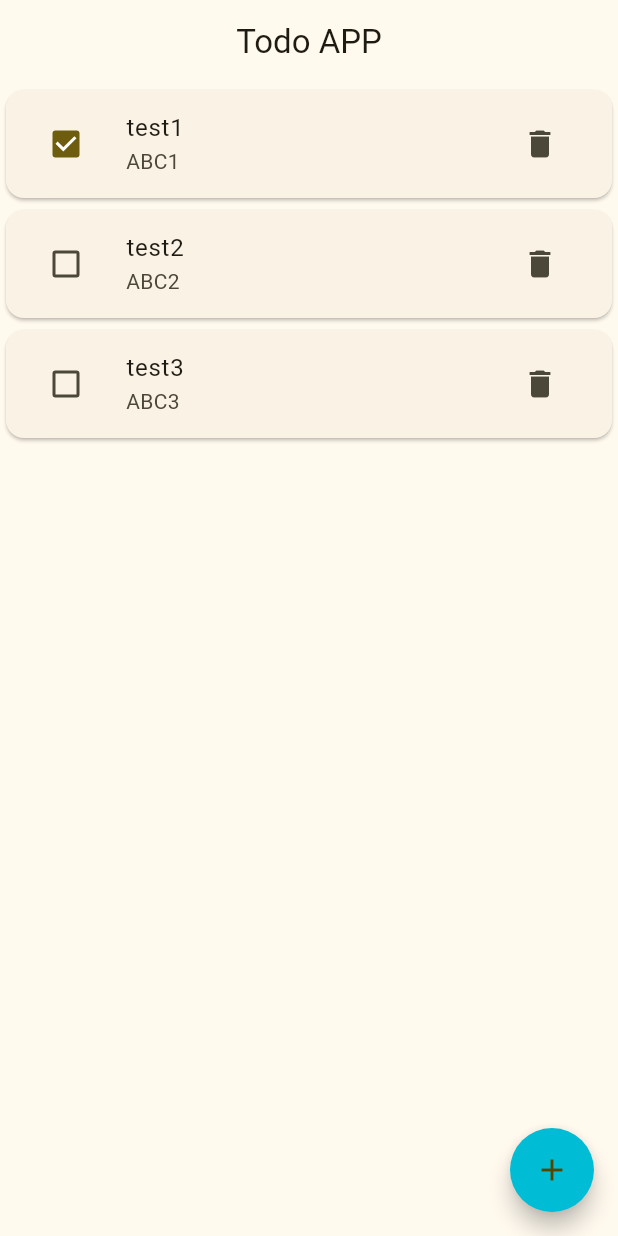
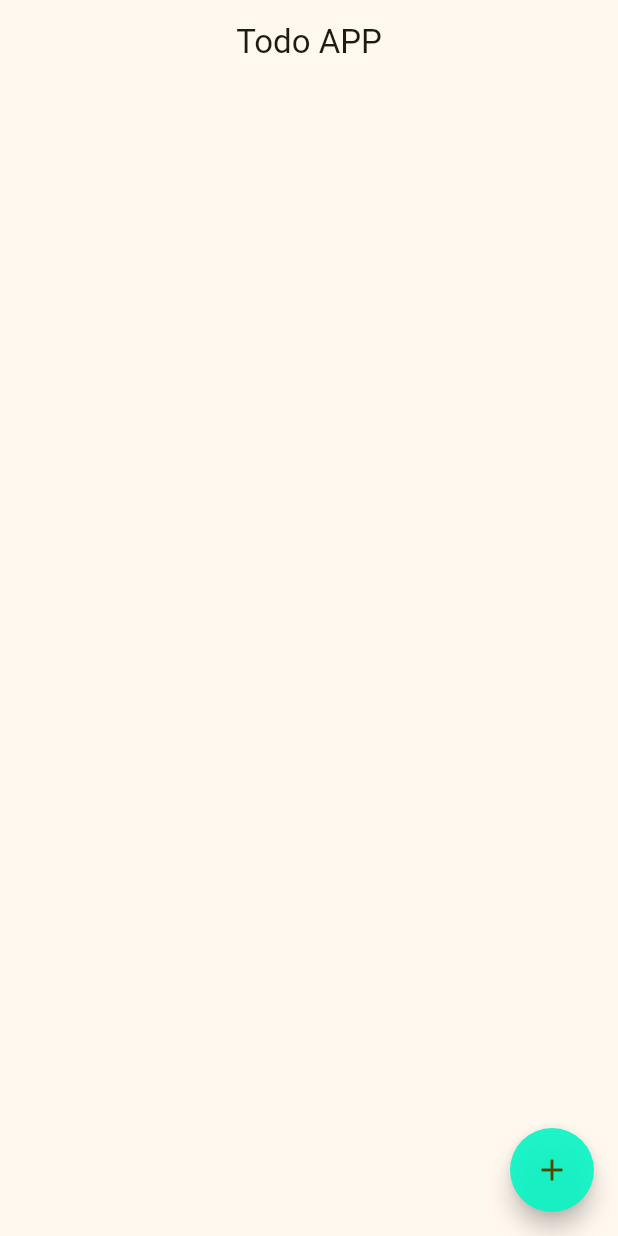
Before and after one commit to linpoi387/todoapp, a Flutter app: the screen it shows after launch, on a phone screen of 412 x 824 dp. Run offline on Flutter 3.47's test engine with Material 3 defaults, Android fonts, the phone set to English and light mode, and no system bars.

```diff
--- a/lib/main.dart
+++ b/lib/main.dart
@@ -1,8 +1,14 @@
 import 'package:flutter/material.dart';
+import 'package:provider/provider.dart';
 import 'package:todoapp/pages/todoList.dart';
-
+import 'package:todoapp/model/itemData.dart';
 void main() {
-  runApp(const MainApp());
+  runApp(
+    ChangeNotifierProvider(
+      create: (context) => Item(),
+      child:  MainApp(),
+    )
+    );
 }
 
 class MainApp extends StatelessWidget {
@@ -10,13 +16,14 @@ class MainApp extends StatelessWidget {
 
   @override
   Widget build(BuildContext context) {
-    return MaterialApp(
-        theme: ThemeData(
-          primaryColor: Colors.cyan,
-            colorScheme: ColorScheme.fromSeed(
-              seedColor: Color.fromARGB(248, 177, 151, 22),
-              brightness: Brightness.light,
-        )),
-        home: todoList());
+    return  MaterialApp(
+      theme: ThemeData(
+        primaryColor: Colors.amber,
+        colorScheme: ColorScheme.fromSeed(
+      seedColor: Color.fromARGB(248, 250, 210, 6),
+      // brightness: Brightness.dark,
+      )),
+      home: todoList()
+    );
   }
 }
--- /dev/null
+++ b/lib/model/itemData.dart
@@ -0,0 +1,22 @@
+import 'package:flutter/foundation.dart';
+
+class Item extends ChangeNotifier {
+  String? title;
+  String? description;
+  bool? todoValue;
+  Item({ this.title, this.description, this.todoValue});
+  Map<String,Item> _data = {};
+  Map<String,Item> get data => _data;
+  void addData(Map<String,Item> data){
+    _data[data.entries.first.key]=data.entries.first.value;
+    notifyListeners();
+  }
+  // void updateData(Map<String,Item> data){
+  //   _data[data.entries.first.key] = data.entries.first.value;
+  //   notifyListeners();
+  // }
+  void deleteData(String data) {
+    _data.remove(data);
+    notifyListeners();
+  }
+}
--- a/lib/pages/todoList.dart
+++ b/lib/pages/todoList.dart
@@ -1,6 +1,8 @@
 import 'package:flutter/material.dart';
 import 'package:todoapp/pages/addTodo.dart';
-
+import 'package:todoapp/utils/colorSetting.dart';
+import 'package:provider/provider.dart';
+import 'package:todoapp/model/itemData.dart';
 class todoList extends StatefulWidget {
   const todoList({super.key});
 
@@ -9,33 +11,34 @@ class todoList extends StatefulWidget {
 }
 
 class _todoListState extends State<todoList> {
-  Map data = {
-    "test1": {"title": "test1", "description": "ABC1", "todoValue": true},
-    "test2": {"title": "test2", "description": "ABC2", "todoValue": false},
-    "test3": {"title": "test3", "description": "ABC3", "todoValue": false},
-  };
+
 
   @override
   void initState() {
     super.initState();
-    print("data長度${data.length}");
+    //  data2 = Provider.of<Item>(context);
+     print("data2${context.read<Item>().data}");
+
   }
 
   @override
   Widget build(BuildContext context) {
+    final data = context.watch<Item>().data;
     return Scaffold(
       appBar: AppBar(
         centerTitle: true,
         title: Text('Todo APP'),
       ),
-      body: ListView.builder(
-        itemCount: data.length,
-        itemBuilder: (context, index) {
-          return _todoList(data)[index];
-        },
-      ),
+      body: ListView(
+        children: [
+          ...data.entries.map((e)=>
+            _todoListTile(e.value.title!, e.value.description!, e.value.todoValue!)
+          )
+        ],
+      )
+      ,
       floatingActionButton: FloatingActionButton(
-        backgroundColor: Theme.of(context).primaryColor,
+        backgroundColor: todoAppColor().second,
           shape: RoundedRectangleBorder(
             borderRadius: BorderRadius.circular(30),
           ),
@@ -44,35 +47,43 @@ class _todoListState extends State<todoList> {
                 MaterialPageRoute(builder: (context) {
               return AddTodo();
             }));
-            ScaffoldMessenger.of(context).showSnackBar(SnackBar(
-              content: Text(result!=null ? result['title']:"Data Build"),
-            ));
+            // ScaffoldMessenger.of(context).showSnackBar(SnackBar(
+            //   content: Text(result!=null ? result['title']:"Data Build"),
+            // ));
+             if (result != null && result['title'] != ''){final addValue = {"${result["title"]}":
+                Item(title:result["title"], description:result["description"], todoValue: false)
+                };
+          context.read<Item>().addData(addValue);
+          print(context.read<Item>().data);}
 
-            setState(() {
-              if (result != null && result['title'] != '')
-                data[result["title"]] = {
-                  "title": result["title"],
-                  "description": result["description"],
-                  "todoValue": false,
-                };
-            });
+
+
+            // setState(() {
+            //   if (result != null && result['title'] != '')
+            //     data[result["title"]] = {
+            //       "title": result["title"],
+            //       "description": result["description"],
+            //       "todoValue": false,
+            //     };
+            // });
           },
           child: Icon(Icons.add)),
     );
   }
 
-  List<Card> _todoList(Map data) => data.entries.map((e) {
-        return _todoListTile(
-            e.value['title'], e.value['description'], e.value['todoValue']);
-      }).toList();
+
 
   Card _todoListTile(String title, String description, bool todoValue) => Card(
           child: ListTile(
         leading: Checkbox(
             onChanged: (bool? value) {
-              setState(() {
-                data[title]['todoValue'] = value;
-              });
+               final data = context.read<Item>().data;
+               data[title] = Item(title:title, description: description, todoValue:value);
+               context.read<Item>().addData(data);
+               print(context.read<Item>().data[title]!.todoValue);
+              // setState(() {
+              //   data[title]['todoValue'] = value;
+              // });
             },
             value: todoValue),
         title: Text(title),
@@ -80,9 +91,12 @@ class _todoListState extends State<todoList> {
         trailing: IconButton(
             icon: Icon(Icons.delete),
             onPressed: () {
-              setState(() {
-                data.remove(title);
-              });
+              final data = context.read<Item>().data;
+
+              context.read<Item>().deleteData(title);
+              // setState(() {
+              //   data.remove(title);
+              // });
             }),
       ));
 }
--- /dev/null
+++ b/lib/utils/colorSetting.dart
@@ -0,0 +1,9 @@
+import 'package:flutter/material.dart';
+
+class todoAppColor{
+  Color primary = Color.fromRGBO(171, 39, 41, 1);
+  Color second = Color.fromRGBO(8, 245, 197, 0.912);
+  Color onPrimary = Color.fromRGBO(36, 9, 240, 0.471);
+  Color onSecond = Color.fromRGBO(192, 15, 116, 0.522);
+
+}
--- a/pubspec.yaml
+++ b/pubspec.yaml
@@ -9,7 +9,7 @@ environment:
 dependencies:
   flutter:
     sdk: flutter
-
+  provider:
 dev_dependencies:
   flutter_test:
     sdk: flutter
```
Also changed, not shown: pubspec.lock.
